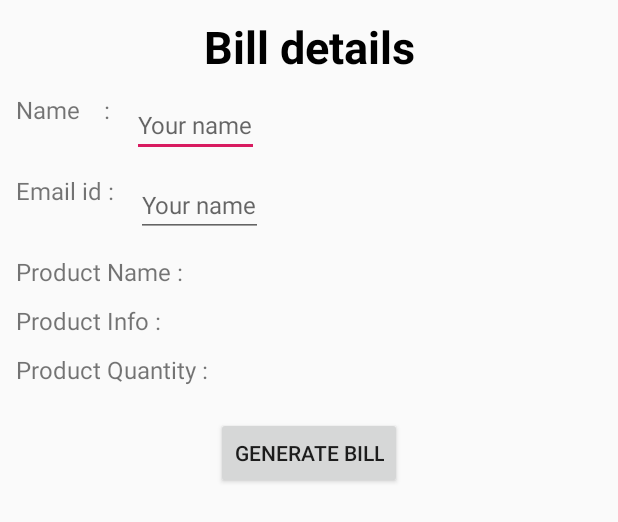
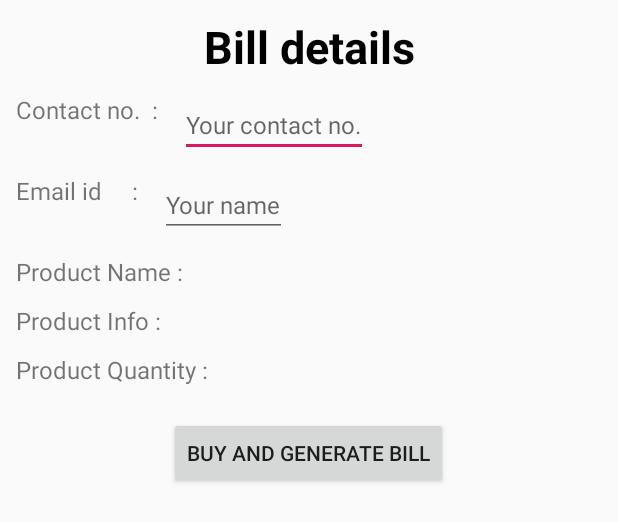
Before and after one commit to djunicode/salesperson-tracker-android, an Android app: the layout activity_billing.xml on its own in the app's theme, with its tools: preview values and no code run, on a phone screen of 412 x 824 dp. Shown: the top 522 px of the screen. Run offline under Robolectric (Android 15) with nearby library versions, the phone set to English and light mode, and no system bars.

Commit message:
Completed endpoint to buy in billingActivity

```diff
--- a/app/src/main/AndroidManifest.xml
+++ b/app/src/main/AndroidManifest.xml
@@ -14,6 +14,7 @@
         android:allowBackup="true"
         android:icon="@mipmap/ic_launcher"
         android:label="@string/app_name"
+        android:name=".ApplicationClass"
         android:roundIcon="@mipmap/ic_launcher_round"
         android:supportsRtl="true"
         android:theme="@style/AppTheme"
--- a/app/src/main/java/io/github/djunicode/salespersontracker/LoginActivity.java
+++ b/app/src/main/java/io/github/djunicode/salespersontracker/LoginActivity.java
@@ -105,6 +105,9 @@ public class LoginActivity extends AppCompatActivity {
 
                               int mFlag  = response.body().getFlag();
                               String mName= response.body().getName();
+
+                              ApplicationClass.setSalespersonName(mName);
+
                               String mToken= response.body().getToken();
                               String mPhoto = response.body().getPhoto();
                                 String mlat= String.valueOf(response.body().getLat());
--- a/app/src/main/res/layout/activity_billing.xml
+++ b/app/src/main/res/layout/activity_billing.xml
@@ -4,99 +4,99 @@
     xmlns:tools="http://schemas.android.com/tools"
     android:layout_width="match_parent"
     android:layout_height="match_parent"
-    tools:context=".BillingActivity"
-    android:padding="5dp">
+    android:padding="5dp"
+    tools:context=".BillingActivity">
 
     <TextView
+        android:id="@+id/title"
         android:layout_width="match_parent"
-        android:id="@+id/title"
         android:layout_height="wrap_content"
+        android:layout_margin="5dp"
         android:text="Bill details"
-        android:textSize="30sp"
-        android:textStyle="bold"
         android:textAlignment="center"
         android:textColor="@color/colorBlack"
-        android:layout_margin="5dp"
-        />
+        android:textSize="30sp"
+        android:textStyle="bold" />
+
     <TextView
-        android:id="@+id/nameTv"
+        android:id="@+id/contactTv"
         android:layout_width="wrap_content"
         android:layout_height="43dp"
-        android:textSize="16dp"
+        android:layout_below="@id/title"
+        android:layout_margin="5dp"
+        android:text="Contact no.  : "
         android:textAlignment="center"
-        android:text="Name    : "
-        android:layout_below="@id/title"
-        android:layout_margin="5dp"/>
+        android:textSize="16dp" />
+
     <EditText
+        android:id="@+id/contactEt"
         android:layout_width="wrap_content"
         android:layout_height="wrap_content"
+        android:layout_below="@id/title"
+        android:layout_margin="5dp"
+        android:layout_toRightOf="@+id/contactTv"
+        android:hint="Your contact no."
+        android:textColor="@color/colorBlack"
         android:textSize="16dp"
-        android:textColor="@color/colorBlack"
-        android:layout_toRightOf="@+id/nameTv"
-        android:layout_below="@id/title"
-        android:hint="Your name"
-        android:layout_margin="5dp"
-        android:id="@+id/nameEt"
-        android:visibility="visible"
-        />
+        android:visibility="visible" />
+
     <TextView
         android:id="@+id/emailTv"
         android:layout_width="wrap_content"
         android:layout_height="43dp"
-        android:text="Email id : "
-        android:textSize="16dp"
+        android:layout_below="@id/contactTv"
+        android:layout_margin="5dp"
+        android:text="Email id     : "
         android:textAlignment="center"
-        android:layout_below="@id/nameTv"
-        android:layout_margin="5dp"/>
+        android:textSize="16dp" />
+
     <EditText
+        android:id="@+id/emailEt"
         android:layout_width="wrap_content"
         android:layout_height="wrap_content"
+        android:layout_below="@id/contactEt"
+        android:layout_margin="5dp"
+        android:layout_toRightOf="@+id/emailTv"
+        android:hint="Your name"
+        android:textColor="@color/colorBlack"
         android:textSize="16dp"
-        android:textColor="@color/colorBlack"
-        android:visibility="visible"
-        android:layout_toRightOf="@+id/emailTv"
-        android:layout_below="@id/nameEt"
-        android:hint="Your name"
-        android:layout_margin="5dp"
-        android:id="@+id/emailEt"
-        />
+        android:visibility="visible" />
+
     <TextView
+        android:id="@+id/productName"
         android:layout_width="wrap_content"
         android:layout_height="wrap_content"
-        android:id="@+id/productName"
-        android:textSize="16dp"
         android:layout_below="@id/emailTv"
+        android:layout_margin="5dp"
         android:text="Product Name :"
-        android:layout_margin="5dp"
-        />
+        android:textSize="16dp" />
 
     <TextView
+        android:id="@+id/productInfo"
         android:layout_width="wrap_content"
         android:layout_height="wrap_content"
-        android:id="@+id/productInfo"
-        android:textSize="16dp"
         android:layout_below="@id/productName"
+        android:layout_margin="5dp"
         android:text="Product Info : "
-        android:layout_margin="5dp"
-        />
+        android:textSize="16dp" />
 
     <TextView
+        android:id="@+id/productQuantity"
         android:layout_width="wrap_content"
         android:layout_height="wrap_content"
-        android:id="@+id/productQuantity"
-        android:textSize="16dp"
         android:layout_below="@id/productInfo"
+        android:layout_margin="5dp"
         android:text="Product Quantity : "
-        android:layout_margin="5dp"
-        />
+        android:textSize="16dp" />
+
     <Button
+        android:id="@+id/buyBtn"
         android:layout_width="wrap_content"
         android:layout_height="wrap_content"
-        android:id="@+id/generateBillBtn"
         android:layout_below="@id/productQuantity"
         android:layout_centerHorizontal="true"
         android:layout_margin="15dp"
-        android:text="Generate Bill"/>
+        android:text="Buy and generate bill" />
 
 
 </RelativeLayout>
```
Also changed, not shown: app/src/main/java/io/github/djunicode/salespersontracker/ApiInterfaceBill.java (added, +23 -0 lines), app/src/main/java/io/github/djunicode/salespersontracker/ApplicationClass.java (added, +16 -0 lines), app/src/main/java/io/github/djunicode/salespersontracker/BillResponseModel.java (added, +115 -0 lines), app/src/main/java/io/github/djunicode/salespersontracker/BillingActivity.java (+105 -4 lines).
